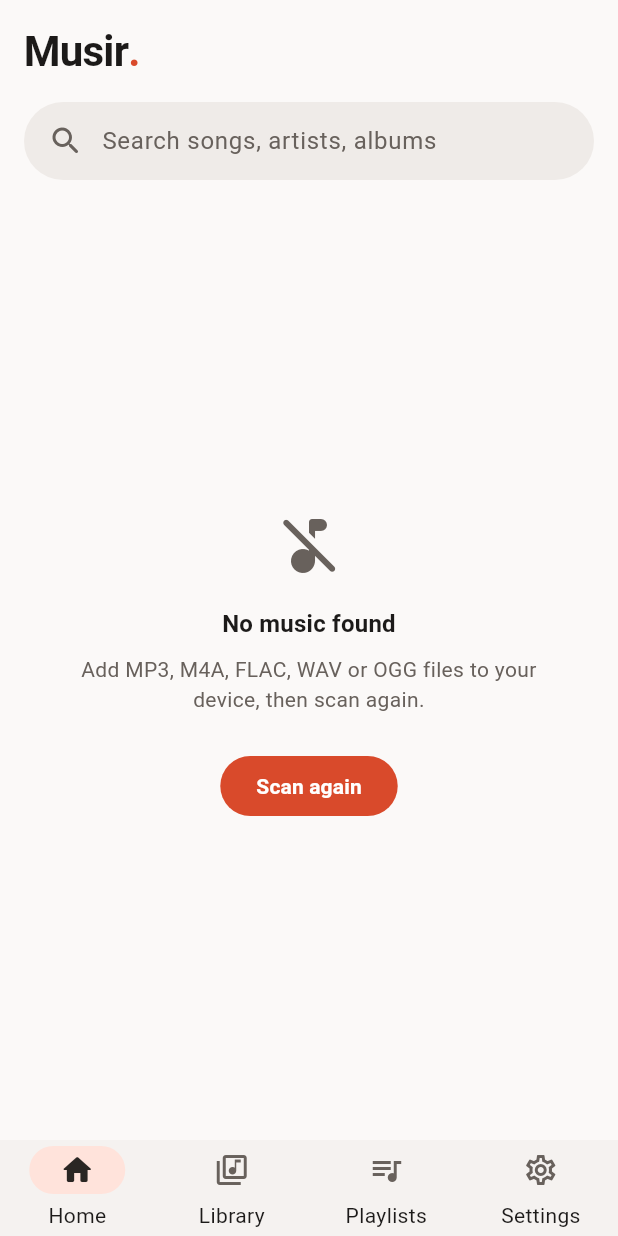
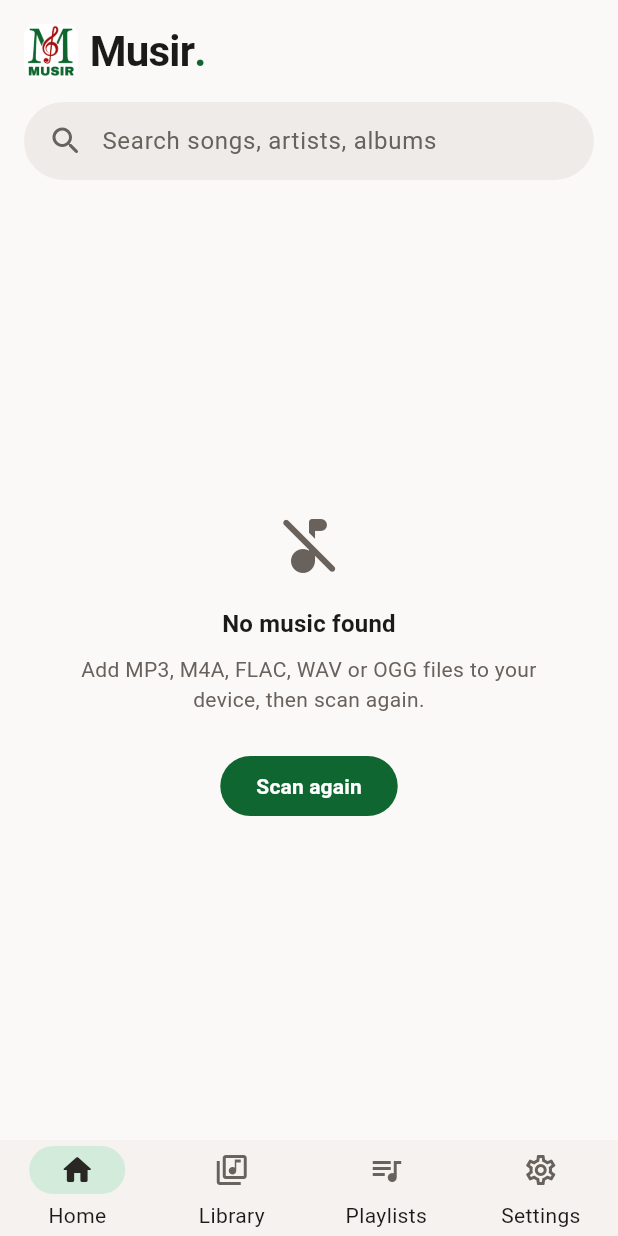
Before and after one commit to ahsanulhoqueabir/Musir, a Flutter app: the screen it shows after launch, on a phone screen of 412 x 824 dp. Run offline on Flutter 3.47's test engine with Material 3 defaults, Android fonts, the phone set to English and light mode, and no system bars; our stand-ins replace device_info_plus, drift, drift_flutter, flutter_riverpod, go_router, just_audio and 4 more; missing offline and left inert: audio_metadata_reader, audio_session; accounts and stored records are empty; generated files the repository leaves out were written again.

Commit message:
feat(branding): add logo, adaptive launcher icon and branded splash
Replaces the generic launcher assets and default launch screen with the
Musir logo, and reworks the app accent colors to match the brand green
and red so the in-app UI and the icon stay consistent.

Adds a splash gate that holds the branded splash until the player has
been restored, avoiding a flash of unstyled content on cold start.

```diff
--- a/lib/app/app.dart
+++ b/lib/app/app.dart
@@ -7,6 +7,7 @@ import 'package:go_router/go_router.dart';
 import '../features/library/library_controller.dart';
 import '../features/player/player_providers.dart';
 import '../features/settings/settings_state.dart';
+import '../core/widgets/splash_gate.dart';
 import 'router.dart';
 import 'theme/app_theme.dart';
 
@@ -80,6 +81,8 @@ class _MusirAppState extends ConsumerState<MusirApp>
       themeMode: themeMode,
       scaffoldMessengerKey: messengerKey,
       routerConfig: _router,
+      builder: (context, child) =>
+          SplashGate(child: child ?? const SizedBox.shrink()),
     );
   }
 }
--- a/lib/app/theme/app_theme.dart
+++ b/lib/app/theme/app_theme.dart
@@ -2,8 +2,9 @@ import 'package:flutter/material.dart';
 
 import 'tokens.dart';
 
-/// Musir brand accent.
-const Color musirAccent = Color(0xFFFF6B4A);
+/// Musir brand colors, taken from the logo.
+const Color musirGreen = Color(0xFF0F6630);
+const Color musirRed = Color(0xFFA50F0F);
 
 abstract final class AppTheme {
   static ThemeData get light => _build(_lightScheme);
@@ -11,10 +12,10 @@ abstract final class AppTheme {
 
   static const ColorScheme _lightScheme = ColorScheme(
     brightness: Brightness.light,
-    primary: Color(0xFFD94A2B), // darkened accent keeps contrast on white
+    primary: musirGreen,
     onPrimary: Color(0xFFFFFFFF),
-    primaryContainer: Color(0xFFFFE3DB),
-    onPrimaryContainer: Color(0xFF4A1408),
+    primaryContainer: Color(0xFFD3EBDA),
+    onPrimaryContainer: Color(0xFF05260F),
     secondary: Color(0xFF5B5550),
     onSecondary: Color(0xFFFFFFFF),
     secondaryContainer: Color(0xFFE9E4E1),
@@ -37,10 +38,10 @@ abstract final class AppTheme {
 
   static const ColorScheme _darkScheme = ColorScheme(
     brightness: Brightness.dark,
-    primary: musirAccent,
-    onPrimary: Color(0xFF2B0B02),
-    primaryContainer: Color(0xFF5C2415),
-    onPrimaryContainer: Color(0xFFFFDBD1),
+    primary: Color(0xFF6FCB8D),
+    onPrimary: Color(0xFF03210E),
+    primaryContainer: Color(0xFF0C4F26),
+    onPrimaryContainer: Color(0xFFD3EBDA),
     secondary: Color(0xFFC9C1BB),
     onSecondary: Color(0xFF2A2623),
     secondaryContainer: Color(0xFF3A3633),
--- /dev/null
+++ b/lib/core/widgets/brand_mark.dart
@@ -0,0 +1,31 @@
+import 'package:flutter/material.dart';
+
+/// The Musir logo, used on the splash screen and in headers.
+class BrandMark extends StatelessWidget {
+  const BrandMark({super.key, required this.size});
+
+  final double size;
+
+  static const String asset = 'assets/branding/musir_logo.png';
+
+  @override
+  Widget build(BuildContext context) {
+    // The artwork has a white background, so round it off to sit on dark
+    // surfaces without looking like a stray white box.
+    return Semantics(
+      label: 'Musir logo',
+      image: true,
+      child: ClipRRect(
+        borderRadius: BorderRadius.circular(size * 0.22),
+        child: Image.asset(
+          asset,
+          width: size,
+          height: size,
+          fit: BoxFit.cover,
+          filterQuality: FilterQuality.medium,
+          excludeFromSemantics: true,
+        ),
+      ),
+    );
+  }
+}
--- /dev/null
+++ b/lib/core/widgets/splash_gate.dart
@@ -0,0 +1,95 @@
+import 'dart:async';
+
+import 'package:flutter/material.dart';
+import 'package:flutter_riverpod/flutter_riverpod.dart';
+
+import '../../app/theme/app_theme.dart';
+import '../../features/player/player_providers.dart';
+import 'brand_mark.dart';
+
+/// Shows the branded splash over the app until the player has been restored
+/// (and a short minimum time has passed), then fades it out.
+class SplashGate extends ConsumerStatefulWidget {
+  const SplashGate({super.key, required this.child});
+
+  final Widget child;
+
+  @override
+  ConsumerState<SplashGate> createState() => _SplashGateState();
+}
+
+class _SplashGateState extends ConsumerState<SplashGate>
+    with SingleTickerProviderStateMixin {
+  static const _minimum = Duration(milliseconds: 1400);
+
+  late final AnimationController _intro = AnimationController(
+    vsync: this,
+    duration: const Duration(milliseconds: 900),
+  )..forward();
+  bool _minElapsed = false;
+
+  @override
+  void initState() {
+    super.initState();
+    unawaited(
+      Future<void>.delayed(_minimum).then((_) {
+        if (mounted) setState(() => _minElapsed = true);
+      }),
+    );
+  }
+
+  @override
+  void dispose() {
+    _intro.dispose();
+    super.dispose();
+  }
+
+  @override
+  Widget build(BuildContext context) {
+    final ready = ref.watch(bootstrapProvider).hasValue;
+    final show = !(ready && _minElapsed);
+    final curved = CurvedAnimation(parent: _intro, curve: Curves.easeOutCubic);
+
+    return Stack(
+      fit: StackFit.expand,
+      children: [
+        widget.child,
+        IgnorePointer(
+          ignoring: !show,
+          child: AnimatedOpacity(
+            opacity: show ? 1 : 0,
+            duration: const Duration(milliseconds: 400),
+            curve: Curves.easeOut,
+            child: ColoredBox(
+              color: Colors.white,
+              child: Center(
+                child: FadeTransition(
+                  opacity: curved,
+                  child: ScaleTransition(
+                    scale: Tween(begin: 0.88, end: 1.0).animate(curved),
+                    child: Column(
+                      mainAxisSize: MainAxisSize.min,
+                      children: [
+                        const BrandMark(size: 220),
+                        const SizedBox(height: 32),
+                        SizedBox(
+                          width: 28,
+                          height: 28,
+                          child: CircularProgressIndicator(
+                            strokeWidth: 2.5,
+                            color: musirGreen,
+                            backgroundColor: musirGreen.withValues(alpha: 0.12),
+                          ),
+                        ),
+                      ],
+                    ),
+                  ),
+                ),
+              ),
+            ),
+          ),
+        ),
+      ],
+    );
+  }
+}
--- a/lib/features/home/home_screen.dart
+++ b/lib/features/home/home_screen.dart
@@ -4,6 +4,7 @@ import 'package:go_router/go_router.dart';
 
 import '../../app/providers.dart';
 import '../../app/theme/tokens.dart';
+import '../../core/widgets/brand_mark.dart';
 import '../../core/widgets/library_gate.dart';
 import '../../core/widgets/section_header.dart';
 import '../../core/widgets/track_artwork.dart';
@@ -31,6 +32,8 @@ class HomeScreen extends ConsumerWidget {
               ),
               child: Row(
                 children: [
+                  const BrandMark(size: 36),
+                  const SizedBox(width: Space.sm),
                   Text.rich(
                     TextSpan(
                       children: [
--- a/pubspec.yaml
+++ b/pubspec.yaml
@@ -73,6 +73,9 @@ flutter:
   # the material Icons class.
   uses-material-design: true
 
+  assets:
+    - assets/branding/
+
   # To add assets to your application, add an assets section, like this:
   # assets:
   #   - images/a_dot_burr.jpeg
```
Also changed, not shown: assets/branding/musir_logo.png (added), public/musir-icon.png (added), public/musir.png (added), 16 other files.
